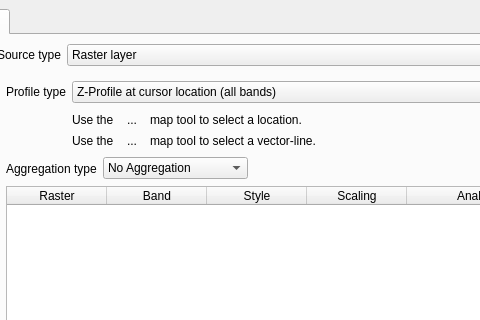
Old version of the form enmapbox/eo4qapps/profileanalyticsapp/profileanalyticsdockwidget.ui in the repository EnMAP-Box/enmap-box; both pictures show x 396 to 876 and y 0 to 320 of the 981 by 431 pixel window.
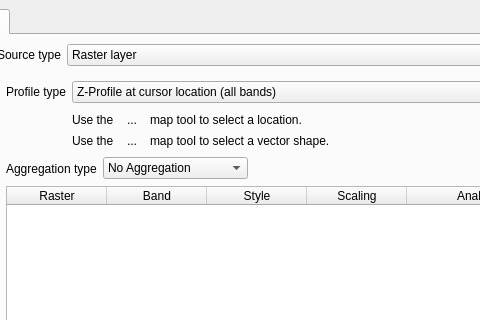
New version of the form. Icons and pictures are not drawn. Custom widgets are drawn as their Qt base class.

Commit message: Add a z-profile from values averaged over a polygon mask.

Patch:
```diff
--- a/enmapbox/eo4qapps/profileanalyticsapp/profileanalyticsdockwidget.ui
+++ b/enmapbox/eo4qapps/profileanalyticsapp/profileanalyticsdockwidget.ui
@@ -301,7 +301,7 @@
                          </sizepolicy>
                         </property>
                         <property name="text">
-                         <string>map tool to select a vector-line.</string>
+                         <string>map tool to select a vector shape.</string>
                         </property>
                        </widget>
                       </item>
```
Left out of the diff: 5 changed lines with no effect on the pictures. The commit also changes 1 other file.
